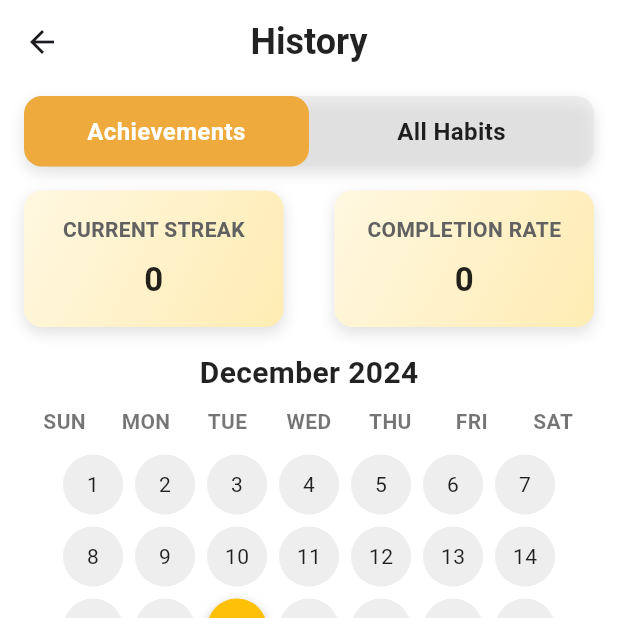
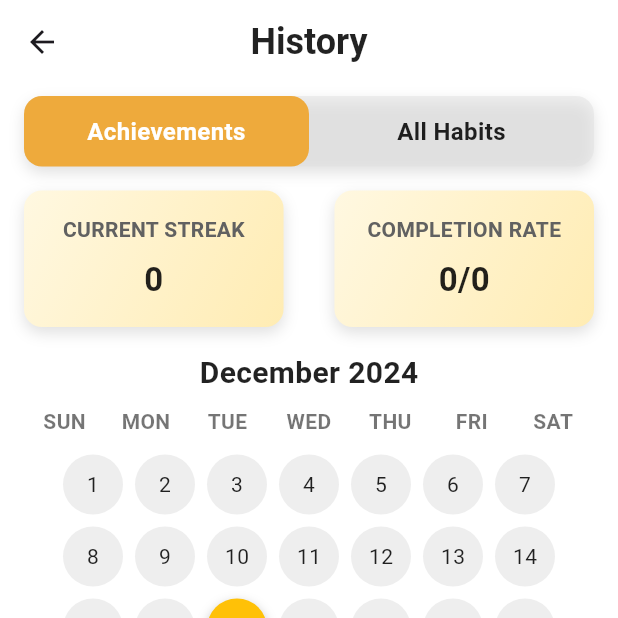
Before and after one commit to glencyretardo/MobileDev, a Flutter app: the HistoryPage screen opened directly with empty values, on a phone screen of 412 x 824 dp, the top half of it. Run offline on Flutter 3.47's test engine with Material 3 defaults, Android fonts, the light colour scheme and no system bars; our stand-ins replace cloud_firestore, firebase_auth, firebase_core, flutter_colorpicker, image_picker; accounts and stored records are empty.

Commit message:
edited history

```diff
--- a/lib/screens/history_page.dart
+++ b/lib/screens/history_page.dart
@@ -1,5 +1,6 @@
 import 'package:flutter/material.dart';
 import 'package:habify_3/transaction/streak.dart';
+import 'package:cloud_firestore/cloud_firestore.dart';
 
 class HistoryPage extends StatefulWidget {
   final String userId;
@@ -12,17 +13,12 @@ class HistoryPage extends StatefulWidget {
 
 class _HistoryPageState extends State<HistoryPage> {
   int selectedTabIndex = 0; // Track selected tab index
-
-  // Colors
-  final Color activeTabColor = const Color(0xFFEEAA3C); // Orange
-  final Color inactiveTabColor = Colors.grey[300]!; // Light gray
-  final Color backgroundColor = Colors.white;
   final streakCalculator = StreakCalculator();
 
   @override
   Widget build(BuildContext context) {
     return Scaffold(
-      backgroundColor: backgroundColor,
+      backgroundColor: Colors.white,
       appBar: AppBar(
         title: const Text(
           "History",
@@ -32,7 +28,7 @@ class _HistoryPageState extends State<HistoryPage> {
             color: Colors.black87,
           ),
         ),
-        backgroundColor: backgroundColor,
+        backgroundColor: Colors.white,
         elevation: 0,
         centerTitle: true,
       ),
@@ -68,7 +64,7 @@ class _HistoryPageState extends State<HistoryPage> {
     return Container(
       margin: const EdgeInsets.symmetric(horizontal: 16),
       decoration: BoxDecoration(
-        color: inactiveTabColor.withOpacity(0.5),
+        color: Colors.grey[300]!.withOpacity(0.5),
         borderRadius: BorderRadius.circular(12),
         boxShadow: [
           BoxShadow(
@@ -101,7 +97,7 @@ class _HistoryPageState extends State<HistoryPage> {
           duration: const Duration(milliseconds: 200),
           padding: const EdgeInsets.symmetric(vertical: 12),
           decoration: BoxDecoration(
-            color: isSelected ? activeTabColor : Colors.transparent,
+            color: isSelected ? const Color(0xFFEEAA3C) : Colors.transparent,
             borderRadius: BorderRadius.circular(12),
           ),
           child: Text(
@@ -119,10 +115,27 @@ class _HistoryPageState extends State<HistoryPage> {
   }
 
   Widget _buildStatRow() {
-    return FutureBuilder<int>(
-      future: streakCalculator.calculateStreak(widget.userId),
+    return FutureBuilder<Map<String, dynamic>>(
+      future: _getWeeklyCompletion(widget.userId),
       builder: (context, snapshot) {
-        String streakValue = snapshot.hasData ? "${snapshot.data}" : "0";
+        if (snapshot.connectionState == ConnectionState.waiting) {
+          return Padding(
+            padding: const EdgeInsets.symmetric(horizontal: 16.0),
+            child: Row(
+              mainAxisAlignment: MainAxisAlignment.spaceBetween,
+              children: [
+                _statBox("CURRENT STREAK", "0"),
+                _statBox("COMPLETION RATE", "0/0"),
+              ],
+            ),
+          );
+        }
+
+        String streakValue =
+            snapshot.hasData ? "${snapshot.data?['streak']}" : "0";
+        String completionRate = snapshot.hasData
+            ? "${snapshot.data?['completed']}/${snapshot.data?['total']}"
+            : "0/0";
 
         return Padding(
           padding: const EdgeInsets.symmetric(horizontal: 16.0),
@@ -130,13 +143,58 @@ class _HistoryPageState extends State<HistoryPage> {
             mainAxisAlignment: MainAxisAlignment.spaceBetween,
             children: [
               _statBox("CURRENT STREAK", streakValue),
-              _statBox(
-                  "COMPLETION RATE", "0"), // Replace with actual calculation
+              _statBox("COMPLETION RATE", completionRate),
             ],
           ),
         );
       },
     );
+  }
+
+  // This method will calculate the completion rate for the past week
+  Future<Map<String, dynamic>> _getWeeklyCompletion(String userId) async {
+    try {
+      // Fetch all habits
+      QuerySnapshot habitSnapshot = await FirebaseFirestore.instance
+          .collection('users')
+          .doc(userId)
+          .collection('habits')
+          .get();
+
+      // Calculate the total number of habit entries (days * number of habits)
+      int totalHabits =
+          habitSnapshot.docs.length * 7; // Assuming 7 days in a week
+      int completedHabits = 0;
+
+      // Get today's date and the date 7 days ago
+      DateTime today = DateTime.now();
+      DateTime oneWeekAgo = today.subtract(Duration(days: 7));
+
+      // Aggregate the completion status for each habit in the past week
+      for (var habit in habitSnapshot.docs) {
+        Map<String, dynamic> completionStatus = habit['completionStatus'] ?? {};
+
+        completionStatus.forEach((date, status) {
+          DateTime habitDate = DateTime.parse(date);
+          if (habitDate.isAfter(oneWeekAgo) &&
+              habitDate.isBefore(today.add(Duration(days: 1)))) {
+            if (status == true) {
+              completedHabits++;
+            }
+          }
+        });
+      }
+
+      return {
+        'streak': await streakCalculator
+            .calculateStreak(userId), // Get current streak
+        'completed': completedHabits, // Completed habits in the past week
+        'total': totalHabits, // Total habits in the past week
+      };
+    } catch (e) {
+      print("Error fetching weekly completion: $e");
+      return {'streak': 0, 'completed': 0, 'total': 0};
+    }
   }
 
   Widget _statBox(String title, String value) {
```
